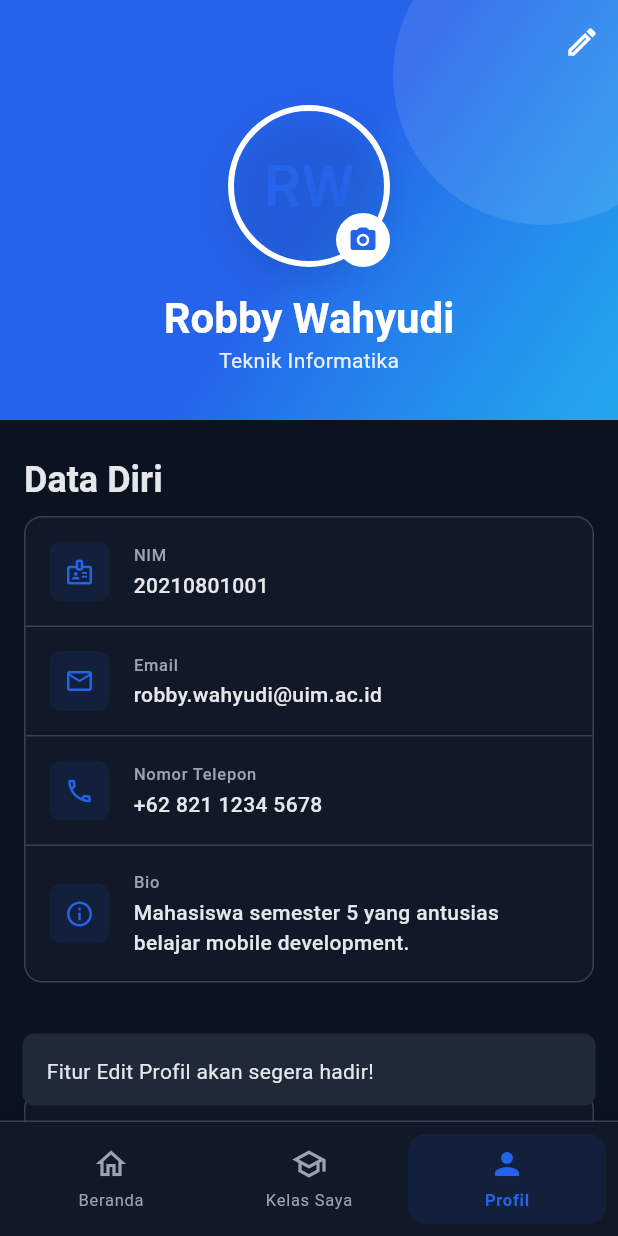
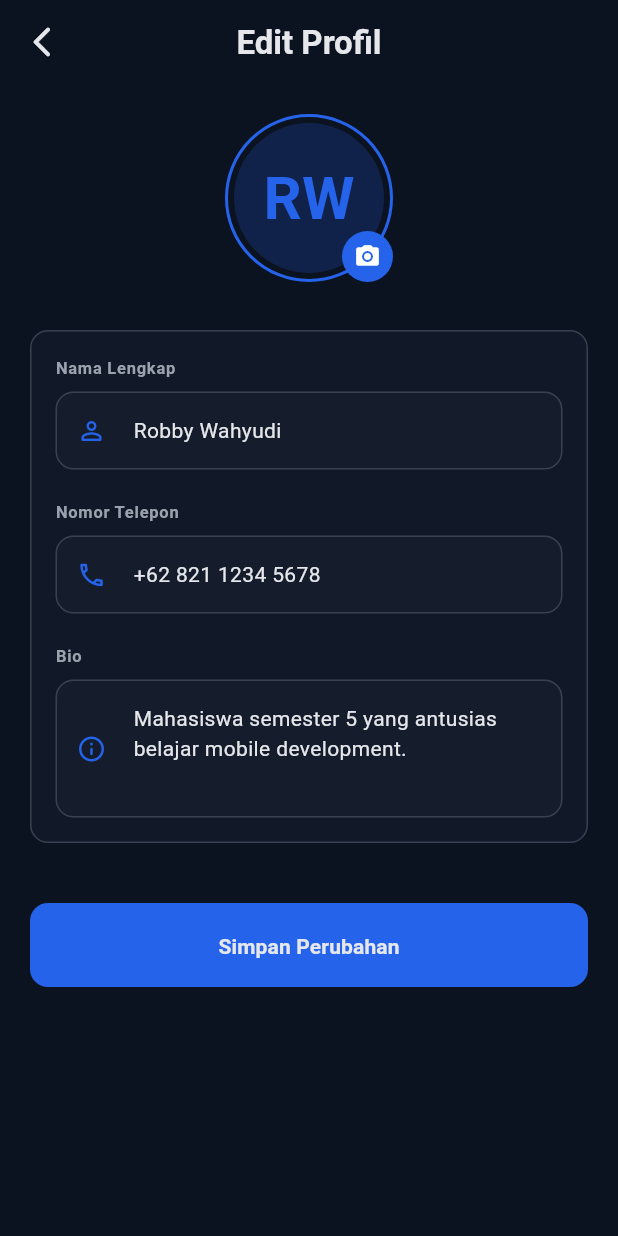
Before and after one commit to RobbyWahyudi/uimspace_app, a Flutter app: the MainNavigationShell screen opened directly, item 3 of the bottom bar chosen, after a tap on the "edit" icon, on a phone screen of 412 x 824 dp. Run offline on Flutter 3.47's test engine with Material 3 defaults, Android fonts, the phone set to English and light mode, and no system bars; network calls fail.

Commit message:
Memperbaiki tampilan card dan header section pada halaman home

```diff
--- a/lib/core/theme/space_text_styles.dart
+++ b/lib/core/theme/space_text_styles.dart
@@ -83,7 +83,7 @@ class SpaceTextStyles {
   static const TextStyle titleLarge = TextStyle(
     fontFamily: fontFamily,
     fontSize: 22,
-    fontWeight: FontWeight.w500,
+    fontWeight: FontWeight.w600,
     letterSpacing: 0,
     height: 1.27,
     color: SpaceColors.textPrimary,
@@ -92,7 +92,7 @@ class SpaceTextStyles {
   static const TextStyle titleMedium = TextStyle(
     fontFamily: fontFamily,
     fontSize: 16,
-    fontWeight: FontWeight.w500,
+    fontWeight: FontWeight.w600,
     letterSpacing: 0.15,
     height: 1.50,
     color: SpaceColors.textPrimary,
@@ -101,7 +101,7 @@ class SpaceTextStyles {
   static const TextStyle titleSmall = TextStyle(
     fontFamily: fontFamily,
     fontSize: 14,
-    fontWeight: FontWeight.w500,
+    fontWeight: FontWeight.w600,
     letterSpacing: 0.1,
     height: 1.43,
     color: SpaceColors.textPrimary,
--- a/lib/core/widgets/space_components.dart
+++ b/lib/core/widgets/space_components.dart
@@ -146,10 +146,22 @@ class SpaceSectionHeader extends StatelessWidget {
       child: Row(
         mainAxisAlignment: MainAxisAlignment.spaceBetween,
         children: [
-          Text(title, style: SpaceTextStyles.headlineSmall),
+          Text(
+            title,
+            style: SpaceTextStyles.titleMedium.copyWith(
+              fontWeight: FontWeight.bold,
+            ),
+          ),
           if (actionText != null || actionIcon != null)
             TextButton(
               onPressed: onAction,
+              style: TextButton.styleFrom(
+                padding: const EdgeInsets.symmetric(
+                  horizontal: SpaceDimensions.spacing12,
+                  vertical: SpaceDimensions.spacing6,
+                ),
+                visualDensity: VisualDensity.compact,
+              ),
               child: Row(
                 mainAxisSize: MainAxisSize.min,
                 children: [
--- a/lib/features/auth/presentation/login_page.dart
+++ b/lib/features/auth/presentation/login_page.dart
@@ -151,8 +151,17 @@ class _LoginPageState extends State<LoginPage> {
                       padding: const EdgeInsets.all(24),
                       decoration: BoxDecoration(
                         color: SpaceColors.surface.withValues(alpha: 0.5),
-                        borderRadius: BorderRadius.circular(24),
+                        borderRadius: BorderRadius.circular(
+                          SpaceDimensions.radius2xl,
+                        ),
                         border: Border.all(color: SpaceColors.border),
+                        boxShadow: [
+                          BoxShadow(
+                            color: Colors.black.withValues(alpha: 0.2),
+                            blurRadius: 20,
+                            offset: const Offset(0, 10),
+                          ),
+                        ],
                       ),
                       child: Column(
                         crossAxisAlignment: CrossAxisAlignment.start,
@@ -223,7 +232,9 @@ class _LoginPageState extends State<LoginPage> {
                               foregroundColor: Colors.white,
                               minimumSize: const Size(double.infinity, 56),
                               shape: RoundedRectangleBorder(
-                                borderRadius: BorderRadius.circular(16),
+                                borderRadius: BorderRadius.circular(
+                                  SpaceDimensions.radiusMd,
+                                ),
                               ),
                               elevation: 0,
                             ),
@@ -324,11 +335,11 @@ class _LoginPageState extends State<LoginPage> {
           vertical: 16,
         ),
         enabledBorder: OutlineInputBorder(
-          borderRadius: BorderRadius.circular(12),
+          borderRadius: BorderRadius.circular(SpaceDimensions.radiusMd),
           borderSide: const BorderSide(color: SpaceColors.border),
         ),
         focusedBorder: OutlineInputBorder(
-          borderRadius: BorderRadius.circular(12),
+          borderRadius: BorderRadius.circular(SpaceDimensions.radiusMd),
           borderSide: const BorderSide(color: SpaceColors.primary, width: 2),
         ),
       ),
--- a/lib/features/home/presentation/home_page.dart
+++ b/lib/features/home/presentation/home_page.dart
@@ -44,21 +44,13 @@ class _HomePageState extends State<HomePage> {
       title: 'Kuis Basis Data',
       courseName: 'Basis Data',
       dueDate: DateTime.now().add(const Duration(days: 1, hours: 10)),
-      priority: TaskPriority.high,
+      priority: TaskPriority.normal,
       type: TaskType.quiz,
     ),
     UpcomingTask(
       id: '3',
-      title: 'Proyek Website E-Commerce',
+      title: 'UTS Pemrograman Web',
       courseName: 'Pemrograman Web',
-      dueDate: DateTime.now().add(const Duration(days: 3)),
-      priority: TaskPriority.normal,
-      type: TaskType.project,
-    ),
-    UpcomingTask(
-      id: '4',
-      title: 'UTS Matematika Diskrit',
-      courseName: 'Matematika Diskrit',
       dueDate: DateTime.now().add(const Duration(days: 7)),
       priority: TaskPriority.high,
       type: TaskType.exam,
@@ -200,7 +192,7 @@ class _HomePageState extends State<HomePage> {
                 ),
 
                 // Bottom padding for navigation bar
-                const SizedBox(height: SpaceDimensions.spacing32),
+                // const SizedBox(height: SpaceDimensions.spacing32),
               ],
             ),
           ),
--- a/lib/features/home/presentation/widgets/announcements_section.dart
+++ b/lib/features/home/presentation/widgets/announcements_section.dart
@@ -104,20 +104,6 @@ class _AnnouncementItem extends StatelessWidget {
     AnnouncementType.info => SpaceColors.info,
   };
 
-  IconData get _typeIcon => switch (announcement.type) {
-    AnnouncementType.urgent => Icons.priority_high_rounded,
-    AnnouncementType.important => Icons.star_rounded,
-    AnnouncementType.event => Icons.event_rounded,
-    AnnouncementType.info => Icons.info_outline_rounded,
-  };
-
-  String get _typeLabel => switch (announcement.type) {
-    AnnouncementType.urgent => 'Mendesak',
-    AnnouncementType.important => 'Penting',
-    AnnouncementType.event => 'Acara',
-    AnnouncementType.info => 'Info',
-  };
-
   String _formatDate(DateTime date) {
     final now = DateTime.now();
     final difference = now.difference(date);
@@ -148,56 +134,30 @@ class _AnnouncementItem extends StatelessWidget {
       child: Column(
         crossAxisAlignment: CrossAxisAlignment.start,
         children: [
+          // Title and unread indicator
           Row(
+            crossAxisAlignment: CrossAxisAlignment.start,
             children: [
-              // Type indicator
-              Container(
-                padding: const EdgeInsets.all(SpaceDimensions.spacing8),
-                decoration: BoxDecoration(
-                  color: _typeColor.withValues(alpha: 0.15),
-                  shape: BoxShape.circle,
-                ),
-                child: Icon(
-                  _typeIcon,
-                  color: _typeColor,
-                  size: SpaceDimensions.iconMd,
+              Expanded(
+                child: Text(
+                  announcement.title,
+                  style: SpaceTextStyles.titleSmall,
+                  maxLines: 2,
+                  overflow: TextOverflow.ellipsis,
                 ),
               ),
-              const SizedBox(width: SpaceDimensions.spacing12),
-              // Title and type badge
-              Expanded(
-                child: Column(
-                  crossAxisAlignment: CrossAxisAlignment.start,
-                  children: [
-                    Row(
-                      children: [
-                        SpaceBadge(
-                          text: _typeLabel,
-                          backgroundColor: _typeColor,
-                        ),
-                        if (!announcement.isRead) ...[
-                          const SizedBox(width: SpaceDimensions.spacing8),
-                          Container(
-                            width: 8,
-                            height: 8,
-                            decoration: BoxDecoration(
-                              color: SpaceColors.secondary,
-                              shape: BoxShape.circle,
-                            ),
-                          ),
-                        ],
-                      ],
-                    ),
-                    const SizedBox(height: SpaceDimensions.spacing6),
-                    Text(
-                      announcement.title,
-                      style: SpaceTextStyles.titleSmall,
-                      maxLines: 2,
-                      overflow: TextOverflow.ellipsis,
-                    ),
-                  ],
+              if (!announcement.isRead) ...[
+                const SizedBox(width: SpaceDimensions.spacing8),
+                Container(
+                  margin: const EdgeInsets.only(top: 6),
+                  width: 8,
+                  height: 8,
+                  decoration: const BoxDecoration(
+                    color: SpaceColors.primary,
+                    shape: BoxShape.circle,
+                  ),
                 ),
-              ),
+              ],
             ],
           ),
           const SizedBox(height: SpaceDimensions.spacing12),
--- a/lib/features/home/presentation/widgets/class_progress_section.dart
+++ b/lib/features/home/presentation/widgets/class_progress_section.dart
@@ -186,85 +186,32 @@ class _CourseProgressItem extends StatelessWidget {
 
   const _CourseProgressItem({required this.course, this.onTap});
 
-  Color get _progressColor {
-    final progress = course.progressPercentage;
-    if (progress >= 0.8) return SpaceColors.success;
-    if (progress >= 0.5) return SpaceColors.secondary;
-    if (progress >= 0.25) return SpaceColors.warning;
-    return SpaceColors.primary;
-  }
-
   @override
   Widget build(BuildContext context) {
-    final color = course.accentColor ?? _progressColor;
-
     return SpaceCard(
       onTap: onTap,
       child: Column(
         crossAxisAlignment: CrossAxisAlignment.start,
         children: [
-          Row(
-            children: [
-              // Course Icon
-              Container(
-                width: SpaceDimensions.iconXl,
-                height: SpaceDimensions.iconXl,
-                decoration: BoxDecoration(
-                  color: color.withValues(alpha: 0.15),
-                  borderRadius: BorderRadius.circular(SpaceDimensions.radiusSm),
-                ),
-                child: Icon(
-                  Icons.book_outlined,
-                  color: color,
-                  size: SpaceDimensions.iconMd,
-                ),
-              ),
-              const SizedBox(width: SpaceDimensions.spacing12),
           // Course info
-              Expanded(
-                child: Column(
-                  crossAxisAlignment: CrossAxisAlignment.start,
-                  children: [
-                    Text(
-                      course.code,
-                      style: SpaceTextStyles.labelSmall.copyWith(color: color),
-                    ),
-                    const SizedBox(height: SpaceDimensions.spacing2),
           Text(
             course.name,
             style: SpaceTextStyles.titleSmall,
             maxLines: 1,
             overflow: TextOverflow.ellipsis,
           ),
-                  ],
+          const SizedBox(height: SpaceDimensions.spacing2),
+          Text(
+            course.code,
+            style: SpaceTextStyles.labelSmall.copyWith(
+              color: SpaceColors.textPrimary,
             ),
-              ),
-              // Grade badge
-              if (course.grade > 0)
-                Container(
-                  padding: const EdgeInsets.symmetric(
-                    horizontal: SpaceDimensions.spacing12,
-                    vertical: SpaceDimensions.spacing6,
-                  ),
-                  decoration: BoxDecoration(
-                    color: SpaceColors.success.withValues(alpha: 0.15),
-                    borderRadius: SpaceDimensions.chipRadius,
-                  ),
-                  child: Text(
-                    course.grade.toStringAsFixed(1),
-                    style: SpaceTextStyles.labelLarge.copyWith(
-                      color: SpaceColors.success,
-                      fontWeight: FontWeight.bold,
-                    ),
-                  ),
-                ),
-            ],
           ),
           const SizedBox(height: SpaceDimensions.spacing12),
           // Progress bar
           SpaceProgressBar(
             value: course.progressPercentage,
-            color: color,
+            color: SpaceColors.primary,
             label:
                 '${course.completedModules} dari ${course.totalModules} modul selesai',
           ),
--- a/lib/features/home/presentation/widgets/upcoming_tasks_section.dart
+++ b/lib/features/home/presentation/widgets/upcoming_tasks_section.dart
@@ -136,8 +136,6 @@ class _UpcomingTaskItem extends StatelessWidget {
       return SpaceColors.error;
     } else if (difference.inHours < 24) {
       return SpaceColors.error;
-    } else if (difference.inDays <= 2) {
-      return SpaceColors.warning;
     } else {
       return SpaceColors.textSecondary;
     }
--- /dev/null
+++ b/lib/features/profile/presentation/edit_profile_page.dart
@@ -0,0 +1,236 @@
+import 'package:flutter/material.dart';
+import '../../../core/theme/space_theme.dart';
+import '../../../core/widgets/space_card.dart';
+import '../../../core/widgets/space_components.dart';
+import '../models/profile_model.dart';
+import 'profile_controller.dart';
+
+class EditProfilePage extends StatefulWidget {
+  final ProfileModel user;
+  final ProfileController controller;
+
+  const EditProfilePage({
+    super.key,
+    required this.user,
+    required this.controller,
+  });
+
+  @override
+  State<EditProfilePage> createState() => _EditProfilePageState();
+}
+
+class _EditProfilePageState extends State<EditProfilePage> {
+  late TextEditingController _nameController;
+  late TextEditingController _phoneController;
+  late TextEditingController _bioController;
+  bool _isLoading = false;
+
+  @override
+  void initState() {
+    super.initState();
+    _nameController = TextEditingController(text: widget.user.name);
+    _phoneController = TextEditingController(text: widget.user.phone);
+    _bioController = TextEditingController(text: widget.user.bio);
+  }
+
+  @override
+  void dispose() {
+    _nameController.dispose();
+    _phoneController.dispose();
+    _bioController.dispose();
+    super.dispose();
+  }
+
+  void _saveProfile() {
+    setState(() => _isLoading = true);
+
+    // Simulate saving process
+    Future.delayed(const Duration(seconds: 1), () {
+      final updatedUser = widget.user.copyWith(
+        name: _nameController.text,
+        phone: _phoneController.text,
+        bio: _bioController.text,
+      );
+
+      widget.controller.updateProfile(updatedUser);
+
+      if (mounted) {
+        setState(() => _isLoading = false);
+        Navigator.pop(context);
+        ScaffoldMessenger.of(context).showSnackBar(
+          const SnackBar(
+            content: Text('Profil berhasil diperbarui'),
+            backgroundColor: SpaceColors.success,
+            behavior: SnackBarBehavior.floating,
+          ),
+        );
+      }
+    });
+  }
+
+  @override
+  Widget build(BuildContext context) {
+    return Scaffold(
+      backgroundColor: SpaceColors.background,
+      appBar: AppBar(
+        title: const Text('Edit Profil'),
+        backgroundColor: Colors.transparent,
+        elevation: 0,
+        leading: IconButton(
+          icon: const Icon(Icons.arrow_back_ios_new_rounded),
+          onPressed: () => Navigator.pop(context),
+        ),
+      ),
+      body: SingleChildScrollView(
+        padding: const EdgeInsets.all(SpaceDimensions.spacing20),
+        child: Column(
+          children: [
+            // Avatar Section
+            Center(
+              child: Stack(
+                children: [
+                  Container(
+                    padding: const EdgeInsets.all(4),
+                    decoration: BoxDecoration(
+                      shape: BoxShape.circle,
+                      border: Border.all(color: SpaceColors.primary, width: 2),
+                    ),
+                    child: SpaceAvatar(
+                      name: widget.user.name,
+                      imageUrl: widget.user.avatarUrl,
+                      size: 100,
+                    ),
+                  ),
+                  Positioned(
+                    bottom: 0,
+                    right: 0,
+                    child: Container(
+                      padding: const EdgeInsets.all(8),
+                      decoration: const BoxDecoration(
+                        color: SpaceColors.primary,
+                        shape: BoxShape.circle,
+                      ),
+                      child: const Icon(
+                        Icons.camera_alt_rounded,
+                        size: 18,
+                        color: Colors.white,
+                      ),
+                    ),
+                  ),
+                ],
+              ),
+            ),
+            const SizedBox(height: SpaceDimensions.spacing32),
+
+            // Form Section
+            SpaceCard(
+              child: Column(
+                crossAxisAlignment: CrossAxisAlignment.start,
+                children: [
+                  _buildTextField(
+                    label: 'Nama Lengkap',
+                    controller: _nameController,
+                    icon: Icons.person_outline_rounded,
+                  ),
+                  const SizedBox(height: SpaceDimensions.spacing20),
+                  _buildTextField(
+                    label: 'Nomor Telepon',
+                    controller: _phoneController,
+                    icon: Icons.phone_outlined,
+                    keyboardType: TextInputType.phone,
+                  ),
+                  const SizedBox(height: SpaceDimensions.spacing20),
+                  _buildTextField(
+                    label: 'Bio',
+                    controller: _bioController,
+                    icon: Icons.info_outline_rounded,
+                    maxLines: 3,
+                  ),
+                ],
+              ),
+            ),
+
+            const SizedBox(height: SpaceDimensions.spacing40),
+
+            // Save Button
+            ElevatedButton(
+              onPressed: _isLoading ? null : _saveProfile,
+              style: ElevatedButton.styleFrom(
+                backgroundColor: SpaceColors.primary,
+                foregroundColor: Colors.white,
+                minimumSize: const Size(double.infinity, 56),
+                shape: RoundedRectangleBorder(
+                  borderRadius: BorderRadius.circular(SpaceDimensions.radiusMd),
+                ),
+                elevation: 0,
+              ),
+              child: _isLoading
+                  ? const SizedBox(
+                      height: 24,
+                      width: 24,
+                      child: CircularProgressIndicator(
+                        color: Colors.white,
+                        strokeWidth: 2,
+                      ),
+                    )
+                  : Text(
+                      'Simpan Perubahan',
+                      style: SpaceTextStyles.titleSmall.copyWith(
+                        fontWeight: FontWeight.bold,
+                      ),
+                    ),
+            ),
+          ],
+        ),
+      ),
+    );
+  }
+
+  Widget _buildTextField({
+    required String label,
+    required TextEditingController controller,
+    required IconData icon,
+    int maxLines = 1,
+    TextInputType? keyboardType,
+  }) {
+    return Column(
+      crossAxisAlignment: CrossAxisAlignment.start,
+      children: [
+        Text(
+          label,
+          style: SpaceTextStyles.labelSmall.copyWith(
+            fontWeight: FontWeight.bold,
+            color: SpaceColors.textSecondary,
+          ),
+        ),
+        const SizedBox(height: 8),
+        TextField(
+          controller: controller,
+          maxLines: maxLines,
+          keyboardType: keyboardType,
+          style: SpaceTextStyles.bodyMedium,
+          decoration: InputDecoration(
+            prefixIcon: Icon(icon, color: SpaceColors.primary, size: 20),
+            filled: true,
+            fillColor: SpaceColors.surfaceVariant.withValues(alpha: 0.3),
+            contentPadding: const EdgeInsets.symmetric(
+              horizontal: 16,
+              vertical: 16,
+            ),
+            enabledBorder: OutlineInputBorder(
+              borderRadius: BorderRadius.circular(12),
+              borderSide: const BorderSide(color: SpaceColors.border),
+            ),
+            focusedBorder: OutlineInputBorder(
+              borderRadius: BorderRadius.circular(12),
+              borderSide: const BorderSide(
+                color: SpaceColors.primary,
+                width: 2,
+              ),
+            ),
+          ),
+        ),
+      ],
+    );
+  }
+}
--- a/lib/features/profile/presentation/profile_page.dart
+++ b/lib/features/profile/presentation/profile_page.dart
@@ -4,6 +4,7 @@ import '../../../core/widgets/space_card.dart';
 import '../../../core/widgets/space_components.dart';
 import '../models/profile_model.dart';
 import 'profile_controller.dart';
+import 'edit_profile_page.dart';
 
 /// Halaman Profil (Profile)
 class ProfilePage extends StatefulWidget {
@@ -147,10 +148,11 @@ class _ProfilePageState extends State<ProfilePage> {
       actions: [
         IconButton(
           onPressed: () {
-            // Edit Profile Logic
-            ScaffoldMessenger.of(context).showSnackBar(
-              const SnackBar(
-                content: Text('Fitur Edit Profil akan segera hadir!'),
+            Navigator.push(
+              context,
+              MaterialPageRoute(
+                builder: (context) =>
+                    EditProfilePage(user: user, controller: _controller),
               ),
             );
           },
@@ -298,10 +300,13 @@ class _ProfilePageState extends State<ProfilePage> {
         const SpaceSectionHeader(title: 'Akun'),
         SpaceCard(
           onTap: () {
-            // Edit Profil navigation
-            ScaffoldMessenger.of(context).showSnackBar(
-              const SnackBar(
-                content: Text('Fitur Edit Profil akan segera hadir!'),
+            Navigator.push(
+              context,
+              MaterialPageRoute(
+                builder: (context) => EditProfilePage(
+                  user: _controller.user,
+                  controller: _controller,
+                ),
               ),
             );
           },
```
Also changed, not shown: pubspec.yaml (+0 -16 lines), assets/fonts/Poppins-Bold.ttf (deleted), assets/fonts/Poppins-Regular.ttf (deleted). Lines whose indentation alone changed are shown as unchanged.
